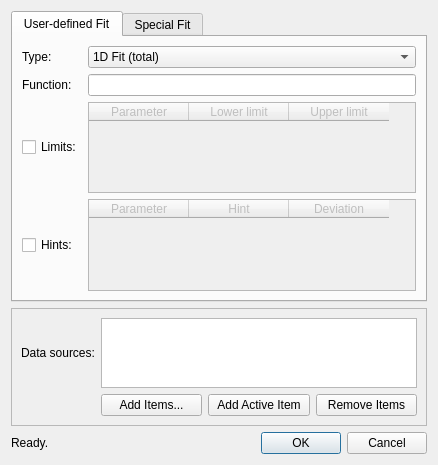
Qt form ui/fit.ui (tweber-ill/frm_mirror-miezetools) before a commit.
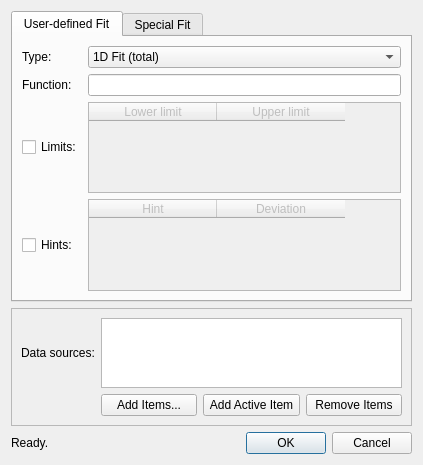
The same form after that commit.

Commit message: continued with fitting dialog

```diff
--- a/ui/fit.ui
+++ b/ui/fit.ui
@@ -6,7 +6,7 @@
    <rect>
     <x>0</x>
     <y>0</y>
-    <width>438</width>
+    <width>423</width>
     <height>465</height>
    </rect>
   </property>
@@ -55,11 +55,21 @@
          <property name="enabled">
           <bool>false</bool>
          </property>
-         <column>
-          <property name="text">
-           <string>Parameter</string>
-          </property>
-         </column>
+         <property name="verticalScrollMode">
+          <enum>QAbstractItemView::ScrollPerItem</enum>
+         </property>
+         <property name="horizontalScrollMode">
+          <enum>QAbstractItemView::ScrollPerItem</enum>
+         </property>
+         <property name="gridStyle">
+          <enum>Qt::SolidLine</enum>
+         </property>
+         <attribute name="horizontalHeaderDefaultSectionSize">
+          <number>128</number>
+         </attribute>
+         <attribute name="horizontalHeaderMinimumSectionSize">
+          <number>23</number>
+         </attribute>
          <column>
           <property name="text">
            <string>Lower limit</string>
@@ -94,11 +104,15 @@
          <property name="enabled">
           <bool>false</bool>
          </property>
-         <column>
-          <property name="text">
-           <string>Parameter</string>
-          </property>
-         </column>
+         <property name="verticalScrollMode">
+          <enum>QAbstractItemView::ScrollPerItem</enum>
+         </property>
+         <property name="horizontalScrollMode">
+          <enum>QAbstractItemView::ScrollPerItem</enum>
+         </property>
+         <attribute name="horizontalHeaderDefaultSectionSize">
+          <number>128</number>
+         </attribute>
          <column>
           <property name="text">
            <string>Hint</string>
```
The commit also changes 3 other files.
